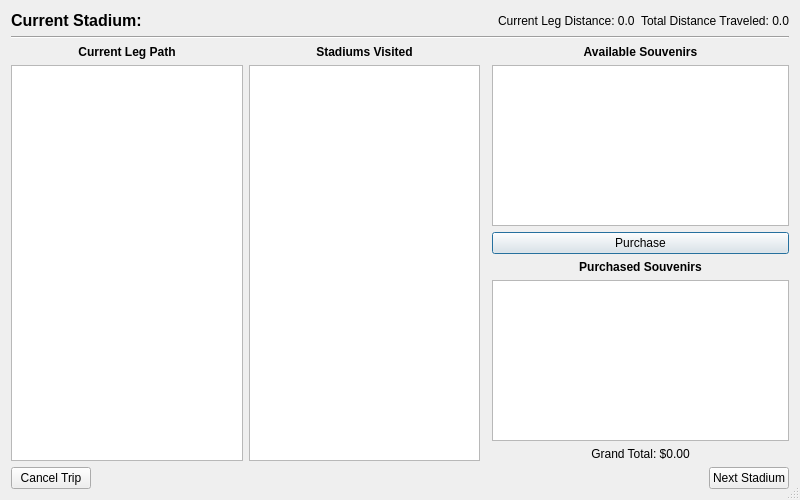
Above: CurrentTrip.ui from PachowStudios/CS1D-Second-Project before the change. Below: the same form after it.
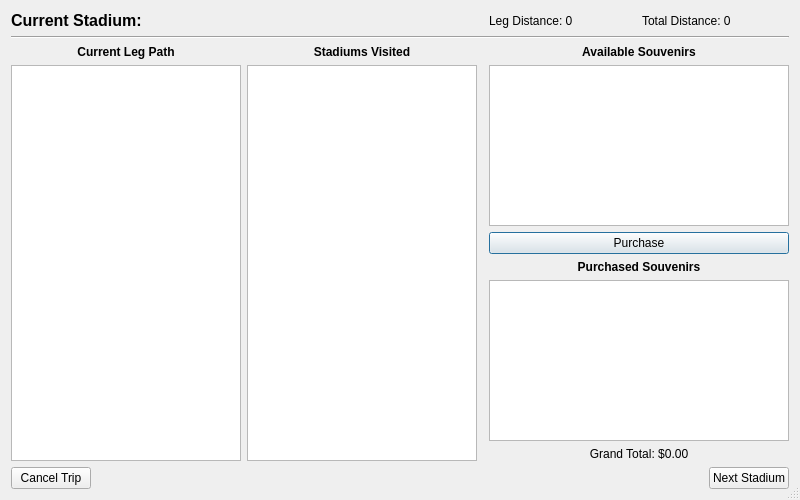
That is the form after the change.

Commit message: Added trip taking functionality

```diff
--- a/CurrentTrip.ui
+++ b/CurrentTrip.ui
@@ -46,6 +46,21 @@
      </item>
      <item row="4" column="1">
       <widget class="QTableView" name="purchasedSouvenirs">
+       <property name="sizePolicy">
+        <sizepolicy hsizetype="MinimumExpanding" vsizetype="Expanding">
+         <horstretch>0</horstretch>
+         <verstretch>0</verstretch>
+        </sizepolicy>
+       </property>
+       <property name="minimumSize">
+        <size>
+         <width>300</width>
+         <height>0</height>
+        </size>
+       </property>
+       <property name="sizeAdjustPolicy">
+        <enum>QAbstractScrollArea::AdjustIgnored</enum>
+       </property>
        <property name="editTriggers">
         <set>QAbstractItemView::NoEditTriggers</set>
        </property>
@@ -61,6 +76,9 @@
        <property name="selectionMode">
         <enum>QAbstractItemView::NoSelection</enum>
        </property>
+       <property name="cornerButtonEnabled">
+        <bool>false</bool>
+       </property>
        <attribute name="horizontalHeaderDefaultSectionSize">
         <number>70</number>
        </attribute>
@@ -77,6 +95,21 @@
      </item>
      <item row="1" column="1">
       <widget class="QTableView" name="availableSouvenirs">
+       <property name="sizePolicy">
+        <sizepolicy hsizetype="MinimumExpanding" vsizetype="Expanding">
+         <horstretch>0</horstretch>
+         <verstretch>0</verstretch>
+        </sizepolicy>
+       </property>
+       <property name="minimumSize">
+        <size>
+         <width>300</width>
+         <height>0</height>
+        </size>
+       </property>
+       <property name="sizeAdjustPolicy">
+        <enum>QAbstractScrollArea::AdjustIgnored</enum>
+       </property>
        <property name="editTriggers">
         <set>QAbstractItemView::NoEditTriggers</set>
        </property>
@@ -95,6 +128,9 @@
        <property name="selectionBehavior">
         <enum>QAbstractItemView::SelectRows</enum>
        </property>
+       <property name="cornerButtonEnabled">
+        <bool>false</bool>
+       </property>
        <attribute name="horizontalHeaderDefaultSectionSize">
         <number>70</number>
        </attribute>
@@ -153,27 +189,6 @@
      </item>
     </layout>
    </item>
-   <item row="0" column="3">
-    <layout class="QHBoxLayout" name="distanceHorizontalLayout">
-     <property name="topMargin">
-      <number>0</number>
-     </property>
-     <item>
-      <widget class="QLabel" name="legDistanceLabel">
-       <property name="text">
-        <string>Current Leg Distance: 0.0</string>
-       </property>
-      </widget>
-     </item>
-     <item>
-      <widget class="QLabel" name="totalDistanceLabel">
-       <property name="text">
-        <string>Total Distance Traveled: 0.0</string>
-       </property>
-      </widget>
-     </item>
-    </layout>
-   </item>
    <item row="1" column="0" colspan="4">
     <widget class="Line" name="headerLine">
      <property name="orientation">
@@ -196,12 +211,27 @@
     </widget>
    </item>
    <item row="2" column="0">
-    <layout class="QGridLayout" name="leftGridLayout">
+    <layout class="QGridLayout" name="leftGridLayout" rowstretch="0,0,0,0" columnstretch="0,0,0">
+     <property name="sizeConstraint">
+      <enum>QLayout::SetDefaultConstraint</enum>
+     </property>
      <property name="rightMargin">
       <number>0</number>
      </property>
      <item row="3" column="1">
       <widget class="QListView" name="tripStadiumsVisited">
+       <property name="sizePolicy">
+        <sizepolicy hsizetype="MinimumExpanding" vsizetype="Expanding">
+         <horstretch>0</horstretch>
+         <verstretch>0</verstretch>
+        </sizepolicy>
+       </property>
+       <property name="minimumSize">
+        <size>
+         <width>200</width>
+         <height>0</height>
+        </size>
+       </property>
        <property name="sizeAdjustPolicy">
         <enum>QAbstractScrollArea::AdjustToContents</enum>
        </property>
@@ -221,6 +251,18 @@
      </item>
      <item row="3" column="0">
       <widget class="QListView" name="legStadiumsVisited">
+       <property name="sizePolicy">
+        <sizepolicy hsizetype="MinimumExpanding" vsizetype="Expanding">
+         <horstretch>0</horstretch>
+         <verstretch>0</verstretch>
+        </sizepolicy>
+       </property>
+       <property name="minimumSize">
+        <size>
+         <width>200</width>
+         <height>0</height>
+        </size>
+       </property>
        <property name="sizeAdjustPolicy">
         <enum>QAbstractScrollArea::AdjustToContents</enum>
        </property>
@@ -312,6 +354,57 @@
      </item>
     </layout>
    </item>
+   <item row="0" column="2" colspan="2">
+    <layout class="QHBoxLayout" name="distanceHorizontalLayout">
+     <property name="topMargin">
+      <number>0</number>
+     </property>
+     <item>
+      <widget class="QLabel" name="legDistanceLabel">
+       <property name="sizePolicy">
+        <sizepolicy hsizetype="Preferred" vsizetype="Preferred">
+         <horstretch>0</horstretch>
+         <verstretch>0</verstretch>
+        </sizepolicy>
+       </property>
+       <property name="minimumSize">
+        <size>
+         <width>140</width>
+         <height>0</height>
+        </size>
+       </property>
+       <property name="text">
+        <string>Leg Distance: 0</string>
+       </property>
+      </widget>
+     </item>
+     <item>
+      <widget class="QLabel" name="totalDistanceLabel">
+       <property name="sizePolicy">
+        <sizepolicy hsizetype="Preferred" vsizetype="Preferred">
+         <horstretch>0</horstretch>
+         <verstretch>0</verstretch>
+        </sizepolicy>
+       </property>
+       <property name="minimumSize">
+        <size>
+         <width>140</width>
+         <height>0</height>
+        </size>
+       </property>
+       <property name="baseSize">
+        <size>
+         <width>0</width>
+         <height>0</height>
+        </size>
+       </property>
+       <property name="text">
+        <string>Total Distance: 0</string>
+       </property>
+      </widget>
+     </item>
+    </layout>
+   </item>
   </layout>
  </widget>
  <resources/>
```
Left out of the diff: 66 changed lines with no effect on the pictures. The commit also changes 6 other files.
